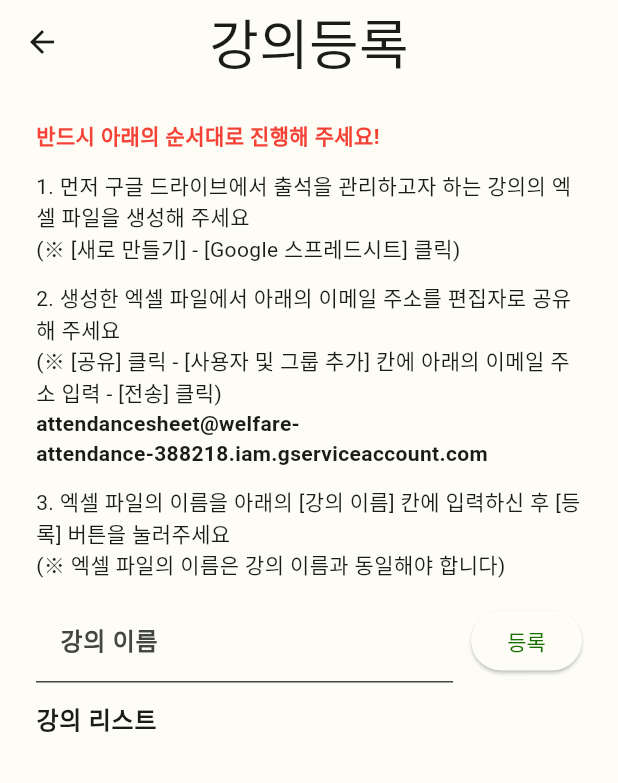
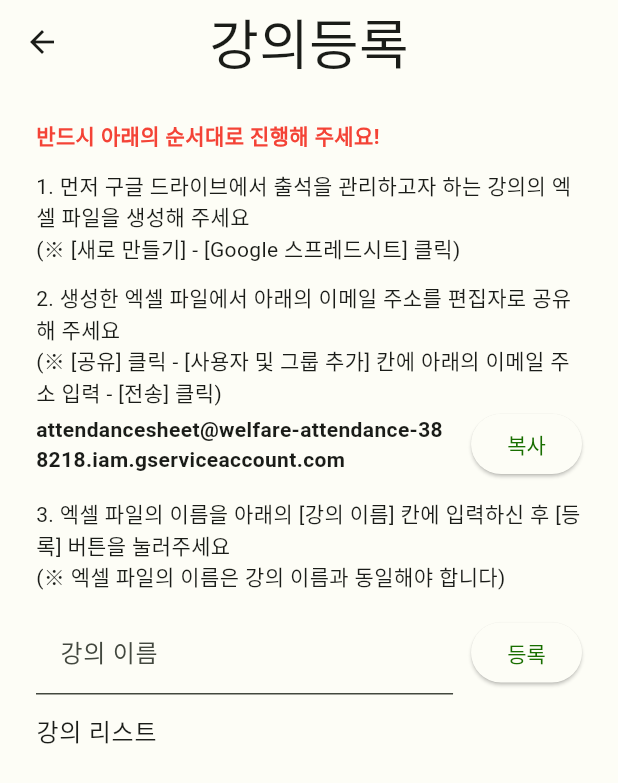
Before and after one commit to sehyeongcho/welfare_attendance_project, a Flutter app: the HomePage screen opened directly, after a tap on "강의등록", on a phone screen of 412 x 824 dp. Shown: the top 783 px of the screen. Run offline on Flutter 3.47's test engine with Material 2 defaults, Android fonts, the phone set to English and light mode, and no system bars; drawn by our look-alikes of modal_progress_hud_nsn; our stand-ins replace animated_text_kit, cloud_firestore, csv, firebase_auth, firebase_core, google_fonts and 5 more; missing offline and left inert: googleapis, gsheets, qr_code_scanner; accounts and stored records are empty; key blocks and very long unbroken strings in the code were emptied for the run.

Commit message:
design: update copy text and layout

```diff
--- a/lib/institution/calender.dart
+++ b/lib/institution/calender.dart
@@ -68,7 +68,9 @@ class _CalenderState extends State<Calender> with RestorationMixin {
 
   @override
   Widget build(BuildContext context) {
-    return ElevatedButton(
+    return SizedBox(
+      width: 120.0,
+      child: ElevatedButton(
         onPressed: () {
           _restorableDatePickerRouteFuture.present();
         },
@@ -82,6 +84,7 @@ class _CalenderState extends State<Calender> with RestorationMixin {
             ],
           ),
         ),
+      ),
     );
   }
 }
--- a/lib/institution/editteacherpage.dart
+++ b/lib/institution/editteacherpage.dart
@@ -266,7 +266,9 @@ class _EditTeacherPageState extends State<EditTeacherPage> {
                                   child: Text('강사의 QR 코드를 인증해 주세요'))
                               : const Expanded(child: Text('인증되었습니다')),
                           const SizedBox(width: 12.0),
-                          ElevatedButton(
+                          SizedBox(
+                            width: 120.0,
+                            child: ElevatedButton(
                               onPressed: () {
                                 Navigator.push(
                                   context,
@@ -287,6 +289,7 @@ class _EditTeacherPageState extends State<EditTeacherPage> {
                                 ),
                               ),
                             ),
+                          ),
                         ],
                       ),
                     ],
--- a/lib/institution/hompage.dart
+++ b/lib/institution/hompage.dart
@@ -164,8 +164,10 @@ class _HomePageState extends State<HomePage> {
                 }
 
                 if (snapshot.data!.size == 0) {
-                  return const Center(
-                    child: Text('등록된 강사가 없습니다'),
+                  return const Expanded(
+                    child: Center(
+                      child: Text('등록된 강사가 없습니다'),
+                    ),
                   );
                 }
                 // print('here');
--- a/lib/institution/registerclasspage.dart
+++ b/lib/institution/registerclasspage.dart
@@ -1,6 +1,7 @@
 import 'package:flutter/material.dart';
 import 'package:firebase_auth/firebase_auth.dart';
 import 'package:cloud_firestore/cloud_firestore.dart';
+import 'package:flutter/services.dart';
 import 'package:googleapis/drive/v3.dart' as drive;
 import 'package:googleapis_auth/auth_io.dart' as auth;
 import 'package:welfare_attendance_project/app_state.dart';
@@ -103,11 +104,26 @@ class _RegisterClassPageState extends State<RegisterClassPage> {
                 '2. 생성한 엑셀 파일에서 아래의 이메일 주소를 편집자로 공유해 주세요\n(※ [공유] 클릭 - [사용자 및 그룹 추가] 칸에 아래의 이메일 주소 입력 - [전송] 클릭)',
                 style: Theme.of(context).textTheme.bodyMedium,
               ),
-              const Text(
-                'attendancesheet@welfare-attendance-388218.iam.gserviceaccount.com',
-                style: TextStyle(
-                  fontWeight: FontWeight.bold,
-                ),
+              Row(
+                children: [
+                  const Expanded(
+                    child: Text(
+                      'attendancesheet@welfare-attendance-388218.iam.gserviceaccount.com',
+                      style: TextStyle(
+                        fontWeight: FontWeight.bold,
+                      ),
+                    ),
+                  ),
+                  const SizedBox(width: 12.0),
+                  ElevatedButton(
+                    onPressed: () {
+                      Clipboard.setData(const ClipboardData(
+                          text:
+                              'attendancesheet@welfare-attendance-388218.iam.gserviceaccount.com'));
+                    },
+                    child: const Text('복사'),
+                  ),
+                ],
               ),
               const SizedBox(height: 12.0),
               Text(
--- a/lib/institution/registerteacherpage.dart
+++ b/lib/institution/registerteacherpage.dart
@@ -259,7 +259,9 @@ class _RegisterTeacherPageState extends State<RegisterTeacherPage> {
                                   child: Text('강사의 QR 코드를 인증해 주세요'))
                               : const Expanded(child: Text('인증되었습니다')),
                           const SizedBox(width: 12.0),
-                          ElevatedButton(
+                          SizedBox(
+                            width: 120.0,
+                            child: ElevatedButton(
                               onPressed: () {
                                 Navigator.push(
                                   context,
@@ -280,6 +282,7 @@ class _RegisterTeacherPageState extends State<RegisterTeacherPage> {
                                 ),
                               ),
                             ),
+                          ),
                         ],
                       ),
                     ],
--- a/lib/main.dart
+++ b/lib/main.dart
@@ -41,9 +41,7 @@ class MyApp extends StatelessWidget {
             fontFamily: GoogleFonts.eastSeaDokdo().fontFamily,
             fontSize: 36.0,
           ),
-            bodyLarge: const TextStyle(
-              fontWeight: FontWeight.bold,
-            )),
+        ),
       ),
       home: const StartPage(),
     );
```
Also changed, not shown: lib/profilepage.dart (+5 -2 lines). Lines whose indentation alone changed are shown as unchanged.
